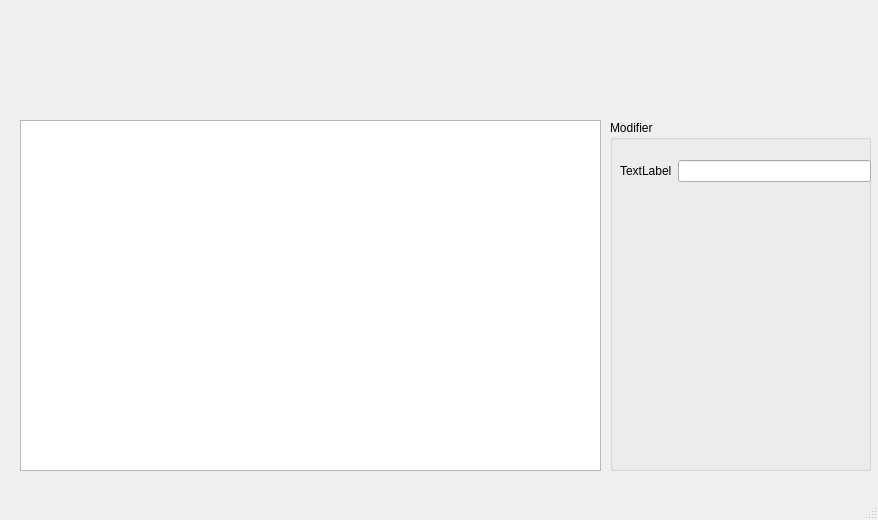
This is mainwindow.ui in Frankral/ProjetFinL1 as Qt 5 draws it before an edit. The edited form follows.
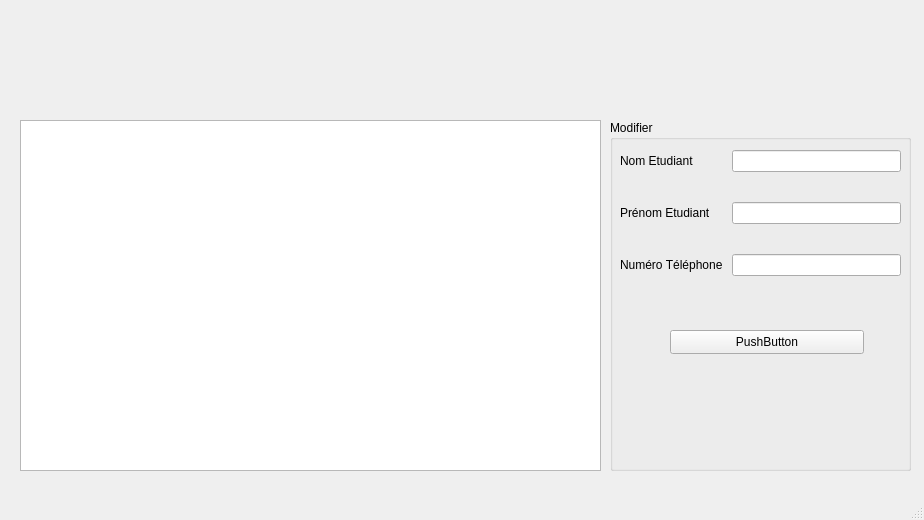
This is the edited form. Custom widgets are drawn as their Qt base class.

Commit message: modification ui: ajout input number + control

```diff
--- a/mainwindow.ui
+++ b/mainwindow.ui
@@ -6,7 +6,7 @@
    <rect>
     <x>0</x>
     <y>0</y>
-    <width>878</width>
+    <width>924</width>
     <height>520</height>
    </rect>
   </property>
@@ -47,7 +47,7 @@
      <rect>
       <x>610</x>
       <y>120</y>
-      <width>261</width>
+      <width>301</width>
       <height>351</height>
      </rect>
     </property>
@@ -58,24 +58,60 @@
      <property name="geometry">
       <rect>
        <x>10</x>
-       <y>40</y>
-       <width>251</width>
-       <height>80</height>
+       <y>30</y>
+       <width>281</width>
+       <height>164</height>
       </rect>
      </property>
      <layout class="QFormLayout" name="formLayout">
+      <property name="verticalSpacing">
+       <number>30</number>
+      </property>
       <item row="0" column="0">
        <widget class="QLabel" name="label">
         <property name="text">
-         <string>TextLabel</string>
+         <string>Nom Etudiant</string>
         </property>
        </widget>
       </item>
       <item row="0" column="1">
        <widget class="QLineEdit" name="lineEdit"/>
       </item>
+      <item row="1" column="0">
+       <widget class="QLabel" name="label_3">
+        <property name="text">
+         <string>Prénom Etudiant</string>
+        </property>
+       </widget>
+      </item>
+      <item row="1" column="1">
+       <widget class="QLineEdit" name="lineEdit_2"/>
+      </item>
+      <item row="2" column="0">
+       <widget class="QLabel" name="label_2">
+        <property name="text">
+         <string>Numéro Téléphone </string>
+        </property>
+       </widget>
+      </item>
+      <item row="2" column="1">
+       <widget class="CustomLineEdit" name="numPhoneInp"/>
+      </item>
      </layout>
     </widget>
+    <widget class="QPushButton" name="pushButton">
+     <property name="geometry">
+      <rect>
+       <x>60</x>
+       <y>210</y>
+       <width>194</width>
+       <height>24</height>
+      </rect>
+     </property>
+     <property name="text">
+      <string>PushButton</string>
+     </property>
+    </widget>
    </widget>
   </widget>
   <widget class="QMenuBar" name="menubar">
@@ -90,6 +126,13 @@
   </widget>
   <widget class="QStatusBar" name="statusbar"/>
  </widget>
+ <customwidgets>
+  <customwidget>
+   <class>CustomLineEdit</class>
+   <extends>QLineEdit</extends>
+   <header location="global">customLineEdit.h</header>
+  </customwidget>
+ </customwidgets>
  <resources/>
  <connections/>
 </ui>
```
Left out of the diff: 2 changed lines with no effect on the pictures. The commit also changes 5 other files.
